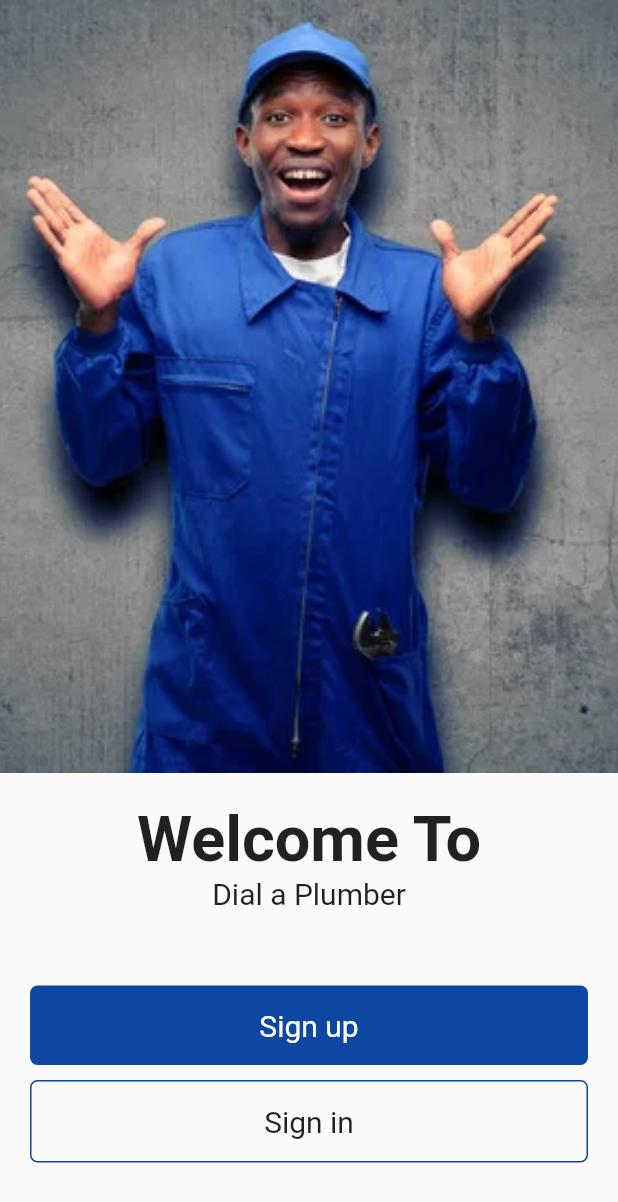
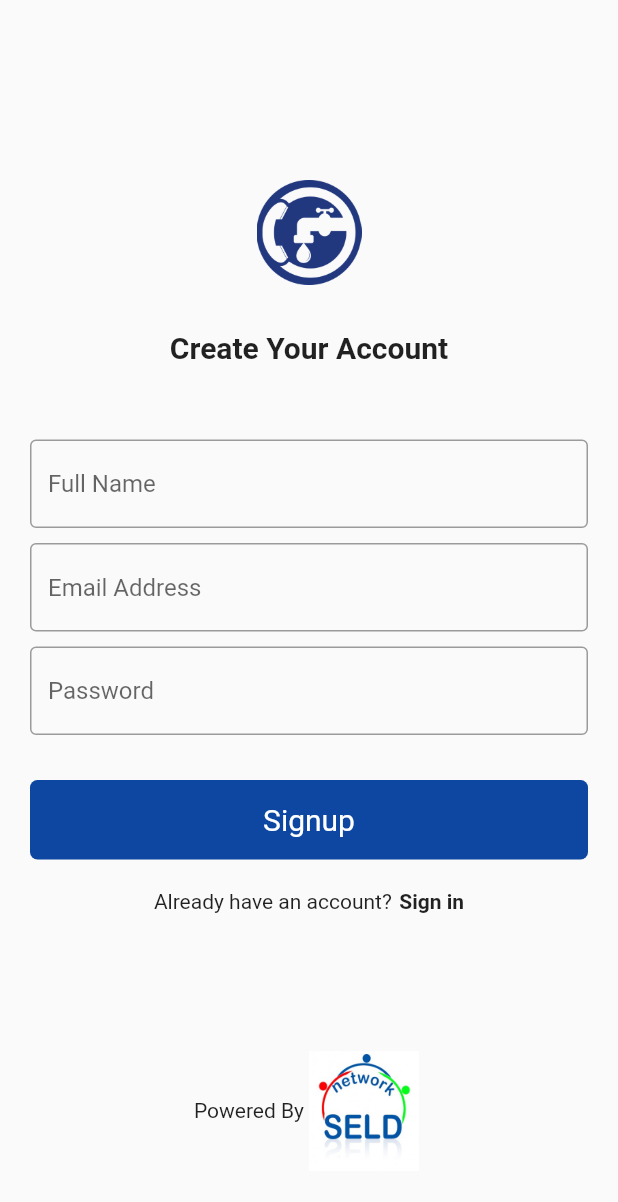
Before and after one commit to parlgy/Dial_A_Plumber, a Flutter app: the screen it shows after launch, on a phone screen of 412 x 824 dp. Shown: the top 1202 px of the screen. Run offline on Flutter 3.47's test engine with Material 2 defaults, Android fonts, the phone set to English and light mode, and no system bars.

Commit message:
completed the signup screen

```diff
--- a/lib/config/app_router.dart
+++ b/lib/config/app_router.dart
@@ -1,4 +1,5 @@
 import 'package:dial_a_plumber/pages/landingpage.dart';
+import 'package:dial_a_plumber/pages/registration/signupscreen.dart';
 import 'package:flutter/material.dart';
 
 class AppRouter {
@@ -9,6 +10,9 @@
         return LandingScreen.route();
       case LandingScreen.routeName:
         return LandingScreen.route();
+
+      case SignupScreen.routeName:
+        return SignupScreen.route();
 
       default:
         return _errorRoute();
--- a/lib/main.dart
+++ b/lib/main.dart
@@ -19,7 +19,7 @@
         primarySwatch: Colors.blue,
       ),
       onGenerateRoute: AppRouter.onGenerateRoute,
-      initialRoute: LandingScreen.routeName,
+      initialRoute: SignupScreen.routeName,
       // home: const LandingScreen(),
     );
   }
--- a/lib/pages/landingpage.dart
+++ b/lib/pages/landingpage.dart
@@ -1,5 +1,7 @@
-import 'package:flutter/cupertino.dart';
+// import 'package:flutter/cupertino.dart';
 import 'package:flutter/material.dart';
+
+import 'pages.dart';
 
 class LandingScreen extends StatelessWidget {
   const LandingScreen({super.key});
@@ -9,15 +11,14 @@
   static Route route() {
     return MaterialPageRoute(
       settings: const RouteSettings(name: routeName),
-      builder: (context) => LandingScreen(),
+      builder: (context) => const LandingScreen(),
     );
   }
 
   @override
   Widget build(BuildContext context) {
     return Scaffold(
-      body: Container(
-        child: Center(
+      body: Center(
         child: Column(
           children: [
             Container(
@@ -32,8 +33,7 @@
             const SizedBox(
               height: 20,
             ),
-              Container(
-                child: Column(
+            Column(
               children: const [
                 Text(
                   'Welcome To',
@@ -50,59 +50,19 @@
                 ),
               ],
             ),
-              ),
             const SizedBox(
               height: 50,
             ),
-              InkWell(
-                // onTap: () => ,
-
-                child: Container(
-                  width: MediaQuery.of(context).size.width,
-                  margin: const EdgeInsets.only(left: 20, right: 20),
-                  padding: const EdgeInsets.only(top: 15, bottom: 15),
-                  decoration: BoxDecoration(
-                    color: Colors.blue.shade900,
-                    borderRadius: BorderRadius.circular(5),
-                  ),
-                  child: const Center(
-                    child: Text(
-                      'Sign up',
-                      style: TextStyle(
-                        fontSize: 20,
-                        color: Colors.white,
-                      ),
-                    ),
-                  ),
-                ),
+            const LandingPageButtonFilled(
+              buttonName2: 'Sign up',
             ),
             const SizedBox(
               height: 10,
             ),
-              InkWell(
-                // onTap: () => ,
-
-                child: Container(
-                  width: MediaQuery.of(context).size.width,
-                  margin: const EdgeInsets.only(left: 20, right: 20),
-                  padding: const EdgeInsets.only(top: 15, bottom: 15),
-                  decoration: BoxDecoration(
-                      // color: Colors.blue.shade900,
-                      borderRadius: BorderRadius.circular(5),
-                      border: Border.all(color: Colors.blue.shade900)),
-                  child: const Center(
-                    child: Text(
-                      'Sign in',
-                      style: TextStyle(
-                        fontSize: 20,
-                        // color: Colors.white,
-                      ),
-                    ),
-                  ),
-                ),
+            const LandingPageButtons(
+              buttonName: 'Sign in',
             ),
           ],
-          ),
         ),
       ),
     );
--- a/lib/pages/pages.dart
+++ b/lib/pages/pages.dart
@@ -1,2 +1,4 @@
 // Export For Pages
 export 'landingpage.dart';
+export 'pagewidgets.dart';
+export 'registration/signupscreen.dart';
--- /dev/null
+++ b/lib/pages/pagewidgets.dart
@@ -0,0 +1,69 @@
+import 'package:flutter/material.dart';
+
+class LandingPageButtonFilled extends StatelessWidget {
+  const LandingPageButtonFilled({
+    required this.buttonName2,
+    Key? key,
+  }) : super(key: key);
+
+  final String buttonName2;
+  @override
+  Widget build(BuildContext context) {
+    return InkWell(
+      // onTap: () => ,
+
+      child: Container(
+        width: MediaQuery.of(context).size.width,
+        margin: const EdgeInsets.only(left: 20, right: 20),
+        padding: const EdgeInsets.only(top: 15, bottom: 15),
+        decoration: BoxDecoration(
+          color: Colors.blue.shade900,
+          borderRadius: BorderRadius.circular(5),
+        ),
+        child: Center(
+          child: Text(
+            buttonName2,
+            style: const TextStyle(
+              fontSize: 20,
+              color: Colors.white,
+            ),
+          ),
+        ),
+      ),
+    );
+  }
+}
+
+class LandingPageButtons extends StatelessWidget {
+  const LandingPageButtons({
+    required this.buttonName,
+    Key? key,
+  }) : super(key: key);
+
+  final String buttonName;
+
+  @override
+  Widget build(BuildContext context) {
+    return InkWell(
+      // onTap: () => ,
+      child: Container(
+        width: MediaQuery.of(context).size.width,
+        margin: const EdgeInsets.only(left: 20, right: 20),
+        padding: const EdgeInsets.only(top: 15, bottom: 15),
+        decoration: BoxDecoration(
+            // color: Colors.blue.shade900,
+            borderRadius: BorderRadius.circular(5),
+            border: Border.all(color: Colors.blue.shade900)),
+        child: Center(
+          child: Text(
+            buttonName,
+            style: const TextStyle(
+              fontSize: 20,
+              // color: Colors.white,
+            ),
+          ),
+        ),
+      ),
+    );
+  }
+}
--- /dev/null
+++ b/lib/pages/registration/signupscreen.dart
@@ -0,0 +1,157 @@
+import 'package:flutter/material.dart';
+import 'package:flutter/src/widgets/container.dart';
+import 'package:flutter/src/widgets/framework.dart';
+
+import '../pages.dart';
+
+class SignupScreen extends StatefulWidget {
+  const SignupScreen({super.key});
+
+  static const String routeName = '/signup';
+
+  static Route route() {
+    return MaterialPageRoute(
+      settings: const RouteSettings(name: routeName),
+      builder: (context) => const SignupScreen(),
+    );
+  }
+
+  @override
+  State<SignupScreen> createState() => _SignupScreenState();
+}
+
+class _SignupScreenState extends State<SignupScreen> {
+  @override
+  Widget build(BuildContext context) {
+    return Scaffold(
+      body: SingleChildScrollView(
+        child: Padding(
+          padding: const EdgeInsets.all(20.0),
+          child: Center(
+            child: Column(
+              children: [
+                const SizedBox(
+                  height: 100,
+                ),
+                Container(
+                  height: 70,
+                  width: 70,
+                  decoration: const BoxDecoration(
+                    image: DecorationImage(
+                      image: AssetImage('assets/images/logo2.png'),
+                    ),
+                  ),
+                ),
+                const SizedBox(
+                  height: 30,
+                ),
+                const Text(
+                  'Create Your Account',
+                  style: TextStyle(
+                    fontSize: 20,
+                    fontWeight: FontWeight.bold,
+                  ),
+                ),
+                const SizedBox(
+                  height: 50,
+                ),
+
+                // Input Fields Start here
+
+                const TextField(
+                  decoration: InputDecoration(
+                    hintText: 'Full Name',
+                    border: OutlineInputBorder(),
+                  ),
+                ),
+                const SizedBox(
+                  height: 10,
+                ),
+                const TextField(
+                  decoration: InputDecoration(
+                    hintText: 'Email Address',
+                    border: OutlineInputBorder(),
+                  ),
+                ),
+                const SizedBox(
+                  height: 10,
+                ),
+                const TextField(
+                  decoration: InputDecoration(
+                    hintText: 'Password',
+                    border: OutlineInputBorder(),
+                  ),
+                ),
+                const SizedBox(
+                  height: 30,
+                ),
+
+                // Signup Button
+                InkWell(
+                  // onTap: () => ,
+                  child: Container(
+                    width: MediaQuery.of(context).size.width,
+                    padding: const EdgeInsets.only(top: 15, bottom: 15),
+                    decoration: BoxDecoration(
+                      color: Colors.blue.shade900,
+                      borderRadius: BorderRadius.circular(5),
+                    ),
+                    child: const Center(
+                      child: Text(
+                        'Signup',
+                        style: TextStyle(
+                          fontSize: 20,
+                          color: Colors.white,
+                        ),
+                      ),
+                    ),
+                  ),
+                ),
+
+                // ForgotPassword
+                const SizedBox(
+                  height: 20,
+                ),
+                Container(
+                  child: Row(
+                    mainAxisAlignment: MainAxisAlignment.center,
+                    children: const [
+                      Text('Already have an account?'),
+                      SizedBox(
+                        width: 5,
+                      ),
+                      Text(
+                        'Sign in',
+                        style: TextStyle(
+                          fontWeight: FontWeight.bold,
+                        ),
+                      )
+                    ],
+                  ),
+                ),
+                SizedBox(
+                  height: MediaQuery.of(context).size.height / 9,
+                ),
+                Row(
+                  mainAxisAlignment: MainAxisAlignment.center,
+                  children: [
+                    Text('Powered By'),
+                    Container(
+                      height: 80,
+                      width: 80,
+                      decoration: const BoxDecoration(
+                        image: DecorationImage(
+                          image: AssetImage('assets/images/seld_logo.png'),
+                        ),
+                      ),
+                    )
+                  ],
+                )
+              ],
+            ),
+          ),
+        ),
+      ),
+    );
+  }
+}
```
Also changed, not shown: assets/images/logo.png (added), assets/images/logo2.png (added), assets/images/seld_logo.png (added). Lines whose indentation alone changed are shown as unchanged.
